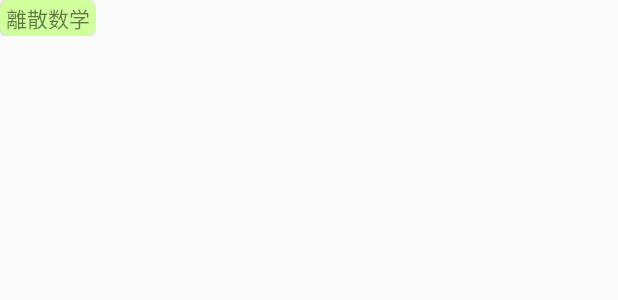
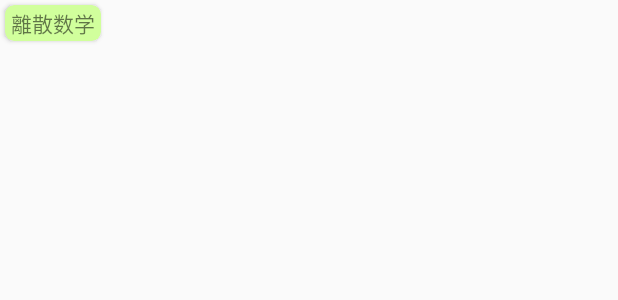
Before and after one commit to pikohan-suzuki/Image_Task_Manager, an Android app: the layout tag.xml on its own in the app's theme, with its tools: preview values and no code run, on a phone screen of 412 x 824 dp. Shown: the top 300 px of the screen. Run offline under Robolectric (Android 15) with nearby library versions, the phone set to English and light mode, and no system bars.

Commit message:
idの変更

```diff
--- a/ImageTaskManager/app/src/main/res/layout/tag.xml
+++ b/ImageTaskManager/app/src/main/res/layout/tag.xml
@@ -10,7 +10,8 @@
                                         app:layout_constraintTop_toTopOf="parent"
                                         app:layout_constraintEnd_toEndOf="parent"
                                         app:layout_constraintBottom_toBottomOf="parent"
-                                        android:backgroundTint="#D1FF9C" app:cardCornerRadius="6dp">
+                                        android:backgroundTint="#D1FF9C" app:cardCornerRadius="6dp"
+                                        android:layout_margin="3dp">
         <android.support.constraint.ConstraintLayout
                 android:layout_width="wrap_content"
                 android:layout_height="wrap_content">
@@ -18,7 +19,7 @@
             <TextView
                     android:layout_width="wrap_content"
                     android:layout_height="wrap_content"
-                    android:id="@+id/textView5" android:layout_marginStart="4dp"
+                    android:id="@+id/tag_textView" android:layout_marginStart="4dp"
                     app:layout_constraintTop_toTopOf="parent" app:layout_constraintStart_toStartOf="parent"
                     tools:text="離散数学" app:layout_constraintEnd_toEndOf="parent"
                     android:layout_marginEnd="4dp" android:layout_marginTop="1dp"
```
